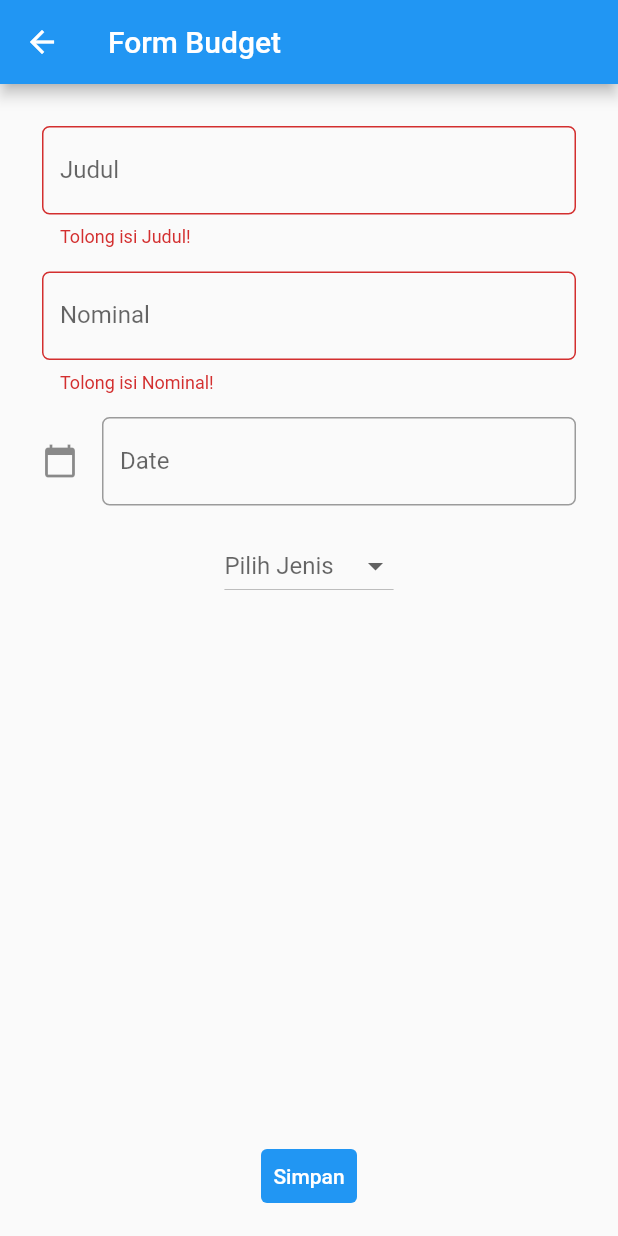
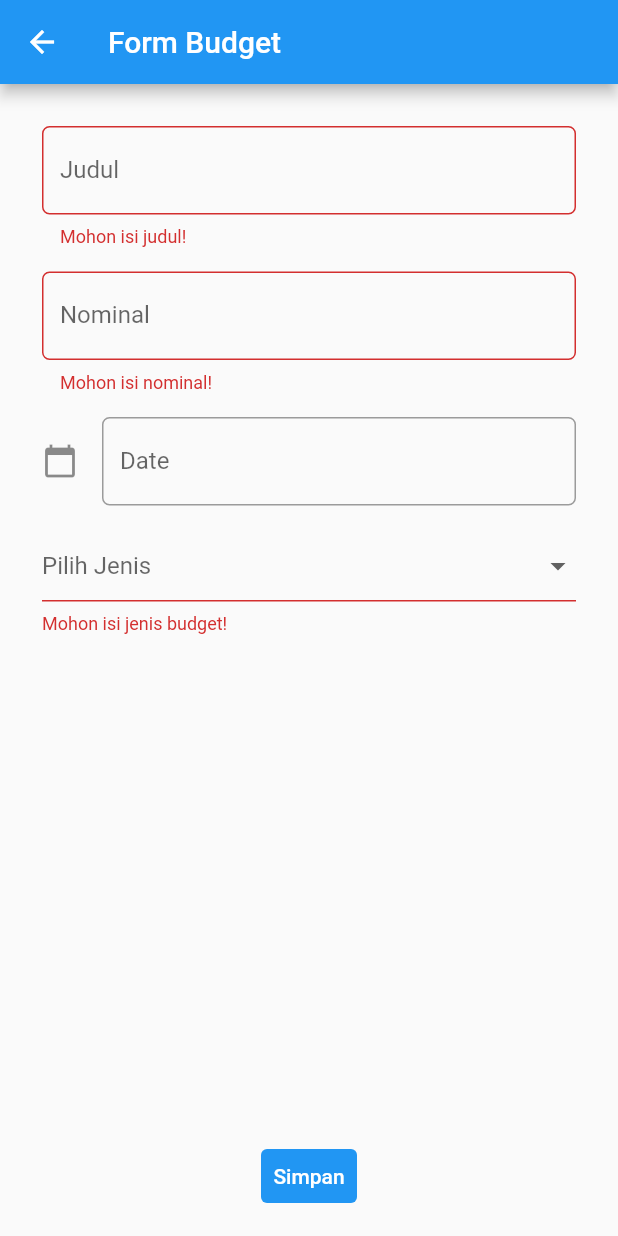
Before and after one commit to erlanggaak/pbp-flutter-lab, a Flutter app: the BudgetForm screen opened directly, after a tap on "Simpan", on a phone screen of 412 x 824 dp. Run offline on Flutter 3.47's test engine with Material 2 defaults, Android fonts, the phone set to English and light mode, and no system bars.

```diff
--- a/lib/budget_form.dart
+++ b/lib/budget_form.dart
@@ -63,7 +63,7 @@ class _BudgetFormState extends State<BudgetForm> {
                     // Validator as form validation
                     validator: (String? value) {
                       if (value == null || value.isEmpty) {
-                        return 'Tolong isi Judul!';
+                        return 'Mohon isi judul!';
                       }
                       return null;
                     },
@@ -102,7 +102,7 @@ class _BudgetFormState extends State<BudgetForm> {
                     // Validator as form validation
                     validator: (String? value) {
                       if (value == null || value.isEmpty) {
-                        return 'Tolong isi Nominal!';
+                        return 'Mohon isi nominal!';
                       }
                       return null;
                     },
@@ -144,7 +144,7 @@ class _BudgetFormState extends State<BudgetForm> {
                 Padding(
                   // Using padding of 8 pixels
                   padding: const EdgeInsets.all(8.0),
-                  child: DropdownButton<String>(
+                  child: DropdownButtonFormField<String>(
                     value: _type,
                     elevation: 16,
                     hint: const Text("Pilih Jenis"),
@@ -159,6 +159,13 @@ class _BudgetFormState extends State<BudgetForm> {
                         child: Text(value),
                       );
                     }).toList(),
+                    // Validator as form validation
+                    validator: (String? value) {
+                      if (value == null || value.isEmpty) {
+                        return 'Mohon isi jenis budget!';
+                      }
+                      return null;
+                    },
                   ),
                 ),
               ],
--- a/lib/main.dart
+++ b/lib/main.dart
@@ -1,6 +1,4 @@
-import 'package:counter_7/budget_list.dart';
 import 'package:flutter/material.dart';
-import 'package:counter_7/budget_form.dart';
 import 'package:counter_7/drawer.dart';
 
 void main() {
```
